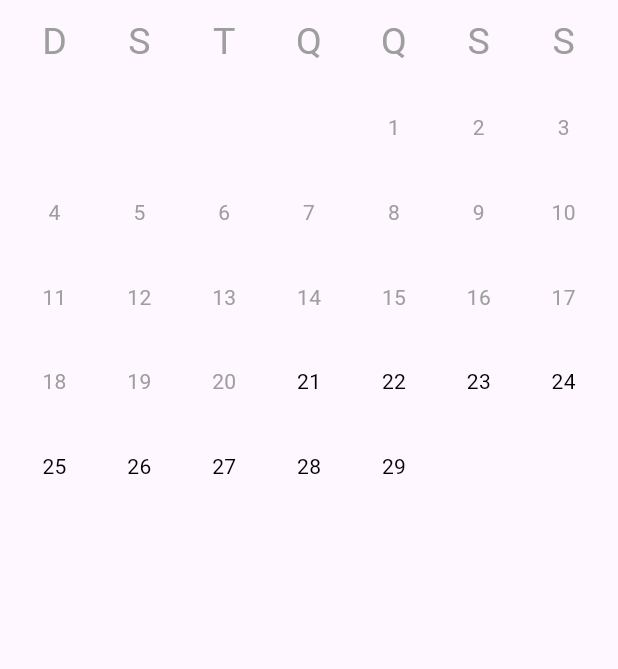
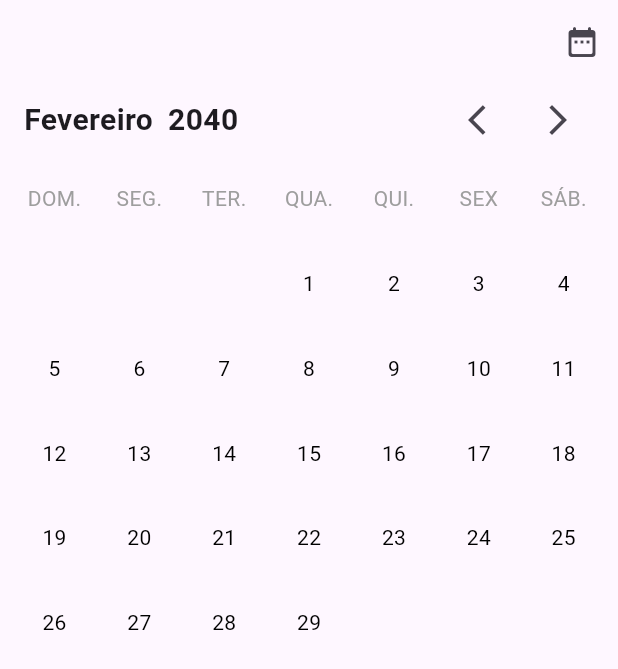
Before and after one commit to luisgustavoo/flutter_calendar, a Flutter app: the screen it shows after launch, on a phone screen of 412 x 824 dp. Shown: the top 669 px of the screen. Run offline on Flutter 3.47's test engine with Material 3 defaults, Android fonts, the phone set to English and light mode, and no system bars.

Commit message:
Work in progress

```diff
--- a/lib/home_page.dart
+++ b/lib/home_page.dart
@@ -22,17 +22,28 @@ class _HomePageState extends State<HomePage> {
   @override
   Widget build(BuildContext context) {
     return Scaffold(
+      appBar: AppBar(
+        actions: [
+          IconButton(
+            onPressed: () {
+              showDatePicker(
+                context: context,
+                firstDate: DateTime.now(),
+                lastDate: DateTime(2025),
+              );
+            },
+            icon: const Icon(
+              Icons.date_range_rounded,
+            ),
+          ),
+        ],
+      ),
       body: CalendarDatePickerWidget(
         firstDate: DateTime.now(),
-        lastDate: DateTime(2025),
+        lastDate: DateTime(2100),
         currentDate: DateTime.now(),
         initialDate: DateTime.now(),
         onDateChanged: (value) {
-          // setState(() {
-          //   _selectedDate = value;
-          // });
-        },
-        onDisplayedMonthChanged: (value) {
           // setState(() {
           //   _selectedDate = value;
           // });
--- a/lib/widgets/calendar_date_picker_widget.dart
+++ b/lib/widgets/calendar_date_picker_widget.dart
@@ -1,5 +1,5 @@
 import 'package:flutter/material.dart';
-import 'package:flutter_calendar/widgets/month_picker_widgetr.dart';
+import 'package:flutter_calendar/widgets/month_picker_widget.dart';
 
 class CalendarDatePickerWidget extends StatefulWidget {
   const CalendarDatePickerWidget({
@@ -70,118 +70,21 @@ class _CalendarDatePickerWidgetState extends State<CalendarDatePickerWidget> {
   @override
   Widget build(BuildContext context) {
     return MonthPickerWidget(
-      initialMonth: _currentDisplayedMonthDate,
       currentDate: widget.currentDate,
       firstDate: widget.firstDate,
       lastDate: widget.lastDate,
       onChanged: _handleDayChanged,
       onDisplayedMonthChanged: _handleMonthChanged,
       selectedDate: _selectedDate,
+      selectableDayPredicate: (day) {
+        return day.isAfter(
+          DateTime(
+            DateTime.now().year,
+            DateTime.now().month,
+            DateTime.now().day,
+          ),
+        );
+      },
     );
   }
-
-  // PageView.builder(
-  //                 key: _pageViewKey,
-  //                 controller: _pageController,
-  //                 itemBuilder: _buildItems,
-  //                 itemCount: DateUtils.monthDelta(widget.firstDate, widget.lastDate) + 1,
-  //                 onPageChanged: _handleMonthPageChanged,
-  //               ),
-
-  //   void _handleMonthPageChanged(int monthPage) {
-  //   setState(() {
-  //     final DateTime monthDate = DateUtils.addMonthsToMonthDate(widget.firstDate, monthPage);
-  //     if (!DateUtils.isSameMonth(_currentMonth, monthDate)) {
-  //       _currentMonth = DateTime(monthDate.year, monthDate.month);
-  //       widget.onDisplayedMonthChanged(_currentMonth);
-  //       if (_focusedDay != null && !DateUtils.isSameMonth(_focusedDay, _currentMonth)) {
-  //         // We have navigated to a new month with the grid focused, but the
-  //         // focused day is not in this month. Choose a new one trying to keep
-  //         // the same day of the month.
-  //         _focusedDay = _focusableDayForMonth(_currentMonth, _focusedDay!.day);
-  //       }
-  //       SemanticsService.announce(
-  //         _localizations.formatMonthYear(_currentMonth),
-  //         _textDirection,
-  //       );
-  //     }
-  //   });
-  // }
-
-  //   Widget _buildItems(BuildContext context, int index) {
-  //   final DateTime month = DateUtils.addMonthsToMonthDate(widget.firstDate, index);
-  //   return _DayPicker(
-  //     key: ValueKey<DateTime>(month),
-  //     selectedDate: widget.selectedDate,
-  //     currentDate: widget.currentDate,
-  //     onChanged: _handleDateSelected,
-  //     firstDate: widget.firstDate,
-  //     lastDate: widget.lastDate,
-  //     displayedMonth: month,
-  //     selectableDayPredicate: widget.selectableDayPredicate,
-  //   );
-  // }
-
-  //   int day = -dayOffset;
-  // while (day < daysInMonth) {
-  //   day++;
-  //   if (day < 1) {
-  //     dayItems.add(Container());
-  //   } else {
-  //     final DateTime dayToBuild = DateTime(year, month, day);
-  //     final bool isDisabled =
-  //       dayToBuild.isAfter(widget.lastDate) ||
-  //       dayToBuild.isBefore(widget.firstDate) ||
-  //       (widget.selectableDayPredicate != null && !widget.selectableDayPredicate!(dayToBuild));
-  //     final bool isSelectedDay = DateUtils.isSameDay(widget.selectedDate, dayToBuild);
-  //     final bool isToday = DateUtils.isSameDay(widget.currentDate, dayToBuild);
-
-  //     dayItems.add(
-  //       _Day(
-  //         dayToBuild,
-  //         key: ValueKey<DateTime>(dayToBuild),
-  //         isDisabled: isDisabled,
-  //         isSelectedDay: isSelectedDay,
-  //         isToday: isToday,
-  //         onChanged: widget.onChanged,
-  //         focusNode: _dayFocusNodes[day - 1],
-  //       ),
-  //     );
-  //   }
-  // }
-
-  // Widget dayWidget = Container(
-  //   decoration: decoration,
-  //   child: Center(
-  //     child: Text(localizations.formatDecimal(widget.day.day), style: dayStyle?.apply(color: dayForegroundColor)),
-  //   ),
-  // );
-
-  // if (widget.isDisabled) {
-  //   dayWidget = ExcludeSemantics(
-  //     child: dayWidget,
-  //   );
-  // } else {
-  //   dayWidget = InkResponse(
-  //     focusNode: widget.focusNode,
-  //     onTap: () => widget.onChanged(widget.day),
-  //     radius: _dayPickerRowHeight / 2 + 4,
-  //     statesController: _statesController,
-  //     overlayColor: dayOverlayColor,
-  //     child: Semantics(
-  //       // We want the day of month to be spoken first irrespective of the
-  //       // locale-specific preferences or TextDirection. This is because
-  //       // an accessibility user is more likely to be interested in the
-  //       // day of month before the rest of the date, as they are looking
-  //       // for the day of month. To do that we prepend day of month to the
-  //       // formatted full date.
-  //       label: '${localizations.formatDecimal(widget.day.day)}, ${localizations.formatFullDate(widget.day)}$semanticLabelSuffix',
-  //       // Set button to true to make the date selectable.
-  //       button: true,
-  //       selected: widget.isSelectedDay,
-  //       excludeSemantics: true,
-  //       child: dayWidget,
-  //     ),
-  //   );
-  // }
 }
--- a/lib/widgets/day_picker_widget.dart
+++ b/lib/widgets/day_picker_widget.dart
@@ -6,8 +6,6 @@ class DayPickerWidget extends StatefulWidget {
   const DayPickerWidget({
     required this.currentDate,
     required this.onChanged,
-    required this.firstDate,
-    required this.lastDate,
     required this.displayedMonth,
     this.selectedDate,
     super.key,
@@ -19,10 +17,6 @@ class DayPickerWidget extends StatefulWidget {
 
   final ValueChanged<DateTime> onChanged;
 
-  final DateTime firstDate;
-
-  final DateTime lastDate;
-
   final DateTime displayedMonth;
 
   @override
@@ -32,17 +26,26 @@ class DayPickerWidget extends StatefulWidget {
 class _DayPickerWidgetState extends State<DayPickerWidget> {
   final _monthPickerHorizontalPadding = 8.0;
 
+  final abbreviationDaysWeek = [
+    'DOM.',
+    'SEG.',
+    'TER.',
+    'QUA.',
+    'QUI.',
+    'SEX',
+    'SÁB.'
+  ];
+
   List<Widget> _dayHeaders(
       TextStyle? headerStyle, MaterialLocalizations localizations) {
     final List<Widget> result = <Widget>[];
     for (int i = localizations.firstDayOfWeekIndex;
         result.length < DateTime.daysPerWeek;
         i = (i + 1) % DateTime.daysPerWeek) {
-      final String weekday = localizations.narrowWeekdays[i];
+      // print((i + 1) % DateTime.daysPerWeek);
+      final String weekday = abbreviationDaysWeek[i];
       result.add(
-        ExcludeSemantics(
-          child: Center(child: Text(weekday, style: headerStyle)),
-        ),
+        Center(child: Text(weekday, style: headerStyle)),
       );
     }
     return result;
@@ -60,7 +63,7 @@ class _DayPickerWidgetState extends State<DayPickerWidget> {
 
     const weekdayStyle = TextStyle(
       color: Colors.grey,
-      fontSize: 25,
+      fontSize: 14,
     );
 
     final List<Widget> dayItems = _dayHeaders(weekdayStyle, localizations);
@@ -69,12 +72,9 @@ class _DayPickerWidgetState extends State<DayPickerWidget> {
     while (day < daysInMonth) {
       day++;
       if (day < 1) {
-        dayItems.add(Container());
+        dayItems.add(const SizedBox.shrink());
       } else {
         final dayToBuild = DateTime(year, month, day);
-
-        // final bool isDisabled = dayToBuild.isAfter(widget.lastDate) ||
-        //     dayToBuild.isBefore(widget.firstDate);
 
         final bool isSelectedDay =
             DateUtils.isSameDay(widget.selectedDate, dayToBuild);
--- a/lib/widgets/day_widget.dart
+++ b/lib/widgets/day_widget.dart
@@ -39,7 +39,6 @@ class DayWidget extends StatelessWidget {
         decoration: BoxDecoration(
           color: backgroundColor,
           borderRadius: BorderRadius.circular(16),
-          // shape: BoxShape.rectangle,
         ),
         child: Center(
           child: Text(
--- /dev/null
+++ b/lib/widgets/month_picker_widget.dart
@@ -0,0 +1,247 @@
+import 'package:flutter/material.dart';
+import 'package:flutter_calendar/widgets/day_picker_widget.dart';
+
+class MonthPickerWidget extends StatefulWidget {
+  const MonthPickerWidget({
+    required this.currentDate,
+    required this.firstDate,
+    required this.lastDate,
+    required this.onChanged,
+    required this.onDisplayedMonthChanged,
+    this.selectedDate,
+    this.selectableDayPredicate,
+    super.key,
+  });
+
+  final DateTime currentDate;
+
+  final DateTime firstDate;
+
+  final DateTime lastDate;
+
+  final DateTime? selectedDate;
+
+  final ValueChanged<DateTime> onChanged;
+
+  final ValueChanged<DateTime> onDisplayedMonthChanged;
+
+  final SelectableDayPredicate? selectableDayPredicate;
+
+  @override
+  State<MonthPickerWidget> createState() => _MonthPickerWidgetState();
+}
+
+class _MonthPickerWidgetState extends State<MonthPickerWidget> {
+  late DateTime _currentMonth;
+  DateTime? _focusedDay;
+  final GlobalKey _pageViewKey = GlobalKey();
+  late List<({int year, int month, int page})> monthAndYearToPageList;
+
+  late PageController _pageController;
+
+  void _handleDateSelected(DateTime selectedDate) {
+    _focusedDay = selectedDate;
+    widget.onChanged(selectedDate);
+  }
+
+  void _handleMonthPageChanged(int monthPage) {
+    setState(() {
+      final DateTime monthDate =
+          DateUtils.addMonthsToMonthDate(widget.firstDate, monthPage);
+
+      if (!DateUtils.isSameMonth(_currentMonth, monthDate)) {
+        _currentMonth = DateTime(monthDate.year, monthDate.month);
+        widget.onDisplayedMonthChanged(_currentMonth);
+        if (_focusedDay != null &&
+            !DateUtils.isSameMonth(_focusedDay, _currentMonth)) {
+          _focusedDay = _focusableDayForMonth(_currentMonth, _focusedDay!.day);
+        }
+      }
+    });
+  }
+
+  DateTime? _focusableDayForMonth(DateTime month, int preferredDay) {
+    final int daysInMonth = DateUtils.getDaysInMonth(month.year, month.month);
+
+    if (preferredDay <= daysInMonth) {
+      final DateTime newFocus = DateTime(month.year, month.month, preferredDay);
+      if (_isSelectable(newFocus)) {
+        return newFocus;
+      }
+    }
+    for (int day = 1; day <= daysInMonth; day++) {
+      final DateTime newFocus = DateTime(month.year, month.month, day);
+      if (_isSelectable(newFocus)) {
+        return newFocus;
+      }
+    }
+    return null;
+  }
+
+  bool _isSelectable(DateTime date) {
+    return widget.selectableDayPredicate == null ||
+        widget.selectableDayPredicate!.call(date);
+  }
+
+  Widget _buildItems(BuildContext context, int index) {
+    final DateTime month =
+        DateUtils.addMonthsToMonthDate(widget.firstDate, index);
+    return DayPickerWidget(
+      key: ValueKey<DateTime>(month),
+      selectedDate: widget.selectedDate,
+      currentDate: widget.currentDate,
+      onChanged: _handleDateSelected,
+      displayedMonth: month,
+    );
+  }
+
+  String _getMonthDescription(int month) {
+    return switch (month) {
+      DateTime.january => 'Janeiro',
+      DateTime.february => 'Fevereiro',
+      DateTime.march => 'Março',
+      DateTime.april => 'Abril',
+      DateTime.may => 'Maio',
+      DateTime.june => 'Junho',
+      DateTime.july => 'Julho',
+      DateTime.august => 'Agosto',
+      DateTime.september => 'Setembro',
+      DateTime.october => 'Outubro',
+      DateTime.november => 'Novembro',
+      DateTime.december => 'Dezembro',
+      _ => 'Desconhecido'
+    };
+  }
+
+  void _changeMonth(int page) {
+    _pageController.animateToPage(
+      page,
+      duration: const Duration(milliseconds: 500),
+      curve: Curves.ease,
+    );
+
+    // _handleMonthPageChanged(page);
+  }
+
+  List<({int year, int month, int page})> _monthAndYearToPage() {
+    final monthList = <({int year, int month, int page})>[];
+    var page = 0;
+    for (var i = widget.firstDate;
+        i.isBefore(widget.lastDate);
+        i = i.add(const Duration(days: 30))) {
+      monthList.add(
+        (
+          year: i.year,
+          month: i.month,
+          page: page,
+        ),
+      );
+      page++;
+    }
+
+    return monthList;
+  }
+
+  @override
+  void initState() {
+    super.initState();
+
+    _currentMonth = widget.firstDate;
+    _pageController = PageController(
+      initialPage: DateUtils.monthDelta(
+        widget.firstDate,
+        _currentMonth,
+      ),
+    );
+
+    Future.delayed(
+      const Duration(seconds: 2),
+    ).whenComplete(
+      () {
+        // monthAndYearToPageList = _monthAndYearToPage();
+        // final date = monthAndYearToPageList.firstWhere(
+        //     (element) => element.month == 2 && element.year == 2040);
+        setState(
+          () {
+            // _handleMonthPageChanged(date.page);
+            _pageController.jumpToPage(
+              DateUtils.monthDelta(
+                _currentMonth,
+                DateTime(2040, 2),
+              ),
+            );
+          },
+        );
+      },
+    );
+  }
+
+  @override
+  Widget build(BuildContext context) {
+    return Column(
+      children: [
+        _buildHeaderMonth(),
+        Expanded(
+          child: PageView.builder(
+            key: _pageViewKey,
+            controller: _pageController,
+            itemBuilder: _buildItems,
+            itemCount:
+                DateUtils.monthDelta(widget.firstDate, widget.lastDate) + 1,
+            onPageChanged: _handleMonthPageChanged,
+          ),
+        ),
+      ],
+    );
+  }
+
+  Widget _buildHeaderMonth() {
+    return Padding(
+      padding: const EdgeInsets.symmetric(horizontal: 16),
+      child: Row(
+        children: [
+          Text(
+            _getMonthDescription(_currentMonth.month),
+            style: const TextStyle(
+              fontSize: 20,
+              fontWeight: FontWeight.bold,
+            ),
+          ),
+          const SizedBox(
+            width: 10,
+          ),
+          Text(
+            _currentMonth.year.toString(),
+            style: const TextStyle(
+              fontSize: 20,
+              fontWeight: FontWeight.bold,
+            ),
+          ),
+          const Spacer(),
+          Row(
+            children: [
+              IconButton(
+                onPressed: () {
+                  final currentPage = _pageController.page?.toInt() ?? 0;
+                  _changeMonth(currentPage - 1);
+                },
+                icon: const Icon(
+                  Icons.arrow_back_ios,
+                ),
+              ),
+              IconButton(
+                onPressed: () {
+                  final currentPage = _pageController.page?.toInt() ?? 0;
+                  _changeMonth(currentPage + 1);
+                },
+                icon: const Icon(
+                  Icons.arrow_forward_ios,
+                ),
+              )
+            ],
+          )
+        ],
+      ),
+    );
+  }
+}
--- a/lib/widgets/month_picker_widgetr.dart
+++ /dev/null
@@ -1,122 +0,0 @@
-import 'package:flutter/material.dart';
-import 'package:flutter_calendar/widgets/day_picker_widget.dart';
-
-class MonthPickerWidget extends StatefulWidget {
-  const MonthPickerWidget({
-    required this.initialMonth,
-    required this.currentDate,
-    required this.firstDate,
-    required this.lastDate,
-    required this.onChanged,
-    required this.onDisplayedMonthChanged,
-    this.selectedDate,
-    this.selectableDayPredicate,
-    super.key,
-  });
-
-  final DateTime initialMonth;
-
-  final DateTime currentDate;
-
-  final DateTime firstDate;
-
-  final DateTime lastDate;
-
-  final DateTime? selectedDate;
-
-  final ValueChanged<DateTime> onChanged;
-
-  final ValueChanged<DateTime> onDisplayedMonthChanged;
-
-  final SelectableDayPredicate? selectableDayPredicate;
-
-  @override
-  State<MonthPickerWidget> createState() => _MonthPickerWidgetState();
-}
-
-class _MonthPickerWidgetState extends State<MonthPickerWidget> {
-  late DateTime _currentMonth;
-  DateTime? _focusedDay;
-  final GlobalKey _pageViewKey = GlobalKey();
-
-  late PageController _pageController;
-
-  void _handleDateSelected(DateTime selectedDate) {
-    _focusedDay = selectedDate;
-    widget.onChanged(selectedDate);
-  }
-
-  void _handleMonthPageChanged(int monthPage) {
-    setState(() {
-      final DateTime monthDate =
-          DateUtils.addMonthsToMonthDate(widget.firstDate, monthPage);
-      if (!DateUtils.isSameMonth(_currentMonth, monthDate)) {
-        _currentMonth = DateTime(monthDate.year, monthDate.month);
-        widget.onDisplayedMonthChanged(_currentMonth);
-        if (_focusedDay != null &&
-            !DateUtils.isSameMonth(_focusedDay, _currentMonth)) {
-          _focusedDay = _focusableDayForMonth(_currentMonth, _focusedDay!.day);
-        }
-      }
-    });
-  }
-
-  DateTime? _focusableDayForMonth(DateTime month, int preferredDay) {
-    final int daysInMonth = DateUtils.getDaysInMonth(month.year, month.month);
-
-    if (preferredDay <= daysInMonth) {
-      final DateTime newFocus = DateTime(month.year, month.month, preferredDay);
-      if (_isSelectable(newFocus)) {
-        return newFocus;
-      }
-    }
-
-    // Start at the 1st and take the first selectable date.
-    for (int day = 1; day <= daysInMonth; day++) {
-      final DateTime newFocus = DateTime(month.year, month.month, day);
-      if (_isSelectable(newFocus)) {
-        return newFocus;
-      }
-    }
-    return null;
-  }
-
-  bool _isSelectable(DateTime date) {
-    return widget.selectableDayPredicate == null ||
-        widget.selectableDayPredicate!.call(date);
-  }
-
-  Widget _buildItems(BuildContext context, int index) {
-    final DateTime month =
-        DateUtils.addMonthsToMonthDate(widget.firstDate, index);
-    return DayPickerWidget(
-      key: ValueKey<DateTime>(month),
-      selectedDate: widget.selectedDate,
-      currentDate: widget.currentDate,
-      onChanged: _handleDateSelected,
-      firstDate: widget.firstDate,
-      lastDate: widget.lastDate,
-      displayedMonth: month,
-      // selectableDayPredicate: widget.selectableDayPredicate,
-    );
-  }
-
-  @override
-  void initState() {
-    super.initState();
-    _currentMonth = widget.firstDate;
-    _pageController = PageController(
-        initialPage: DateUtils.monthDelta(widget.firstDate, _currentMonth));
-  }
-
-  @override
-  Widget build(BuildContext context) {
-    return PageView.builder(
-      key: _pageViewKey,
-      controller: _pageController,
-      itemBuilder: _buildItems,
-      itemCount: DateUtils.monthDelta(widget.firstDate, widget.lastDate) + 1,
-      onPageChanged: _handleMonthPageChanged,
-    );
-  }
-}
```
